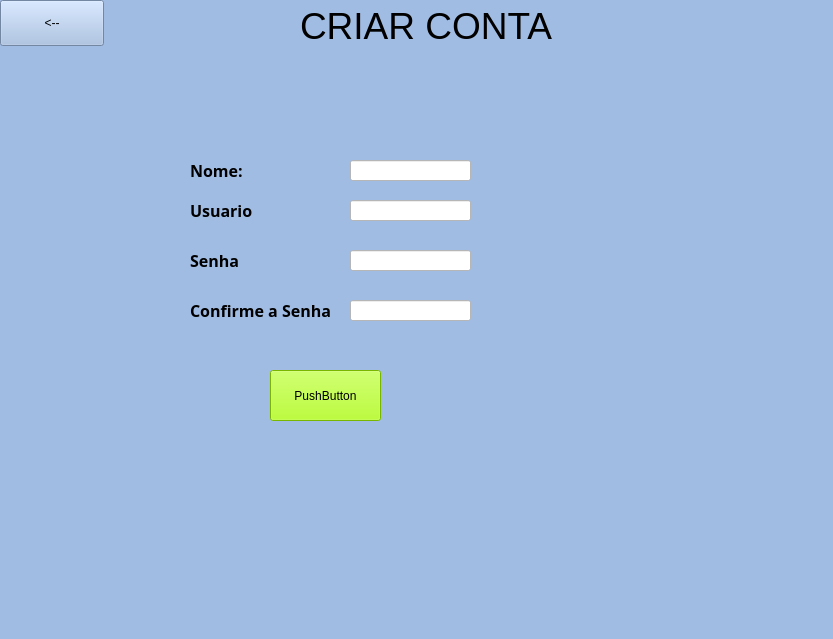
Qt form SYSTEM CONTROL/usuario.ui (victorkok/OPE-Oficina-Mecanica) before a commit.
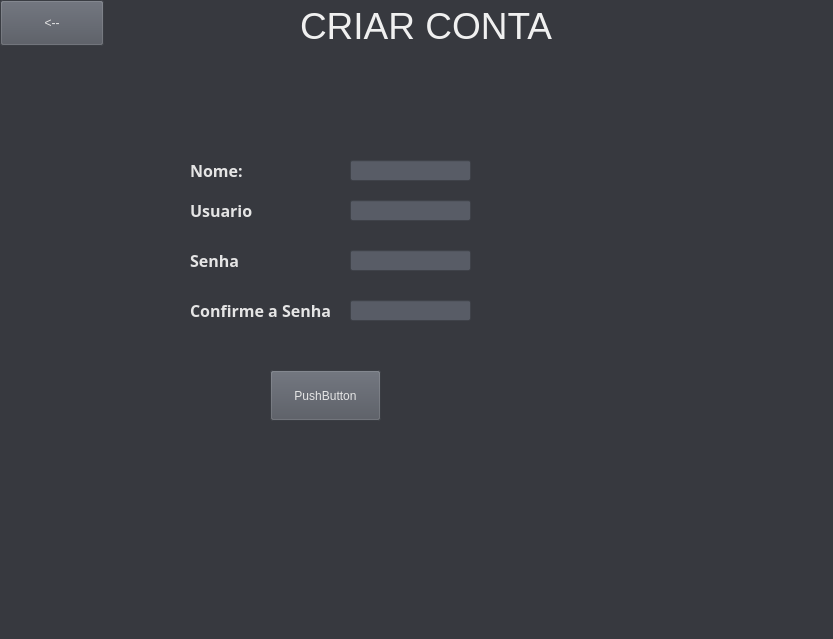
The same form after that commit.

What changed in the file:
```diff
--- a/SYSTEM CONTROL/usuario.ui
+++ b/SYSTEM CONTROL/usuario.ui
@@ -14,7 +14,8 @@
    <string>MainWindow</string>
   </property>
   <property name="styleSheet">
-   <string notr="true">background-color: rgb(161, 188, 227);</string>
+   <string notr="true">background-color : rgb(55, 57, 63);
+color: rgb(229, 229, 229);</string>
   </property>
   <widget class="QWidget" name="centralwidget">
    <widget class="QLabel" name="label_3">
@@ -31,6 +32,9 @@
       <pointsize>28</pointsize>
      </font>
     </property>
+    <property name="styleSheet">
+     <string notr="true">color: rgb(240, 240, 240);</string>
+    </property>
     <property name="text">
      <string>CRIAR CONTA</string>
     </property>
@@ -45,7 +49,7 @@
      </rect>
     </property>
     <property name="styleSheet">
-     <string notr="true">background-color: rgb(255, 255, 255);</string>
+     <string notr="true">background-color: rgb(88, 92, 102);</string>
     </property>
    </widget>
    <widget class="QLabel" name="Produto_2">
@@ -76,8 +80,7 @@
      <bool>false</bool>
     </property>
     <property name="styleSheet">
-     <string notr="true">color: rgb(0, 0, 0);
-</string>
+     <string notr="true">color: rgb(229, 229, 229);</string>
     </property>
     <property name="text">
      <string>Usuario</string>
@@ -114,7 +117,7 @@
      <bool>false</bool>
     </property>
     <property name="styleSheet">
-     <string notr="true">color: rgb(0, 0, 0);
+     <string notr="true">color: rgb(229, 229, 229);
 </string>
     </property>
     <property name="text">
@@ -134,7 +137,7 @@
      </rect>
     </property>
     <property name="styleSheet">
-     <string notr="true">background-color: rgb(255, 255, 255);</string>
+     <string notr="true">background-color: rgb(88, 92, 102);</string>
     </property>
     <property name="echoMode">
      <enum>QLineEdit::Normal</enum>
@@ -167,10 +170,6 @@
     <property name="autoFillBackground">
      <bool>false</bool>
     </property>
-    <property name="styleSheet">
-     <string notr="true">color: rgb(0, 0, 0);
-</string>
-    </property>
     <property name="text">
      <string>Senha</string>
     </property>
@@ -188,7 +187,7 @@
      </rect>
     </property>
     <property name="styleSheet">
-     <string notr="true">background-color: rgb(255, 255, 255);</string>
+     <string notr="true">background-color: rgb(88, 92, 102);</string>
     </property>
     <property name="echoMode">
      <enum>QLineEdit::Password</enum>
@@ -221,10 +220,6 @@
     <property name="autoFillBackground">
      <bool>false</bool>
     </property>
-    <property name="styleSheet">
-     <string notr="true">color: rgb(0, 0, 0);
-</string>
-    </property>
     <property name="text">
      <string>Confirme a Senha</string>
     </property>
@@ -242,7 +237,7 @@
      </rect>
     </property>
     <property name="styleSheet">
-     <string notr="true">background-color: rgb(255, 255, 255);</string>
+     <string notr="true">background-color: rgb(88, 92, 102);</string>
     </property>
     <property name="echoMode">
      <enum>QLineEdit::Password</enum>
@@ -258,7 +253,7 @@
      </rect>
     </property>
     <property name="styleSheet">
-     <string notr="true">background-color: rgb(170, 255, 0);</string>
+     <string notr="true">background-color: rgb(81, 85, 94);</string>
     </property>
     <property name="text">
      <string>PushButton</string>
@@ -300,6 +295,9 @@
       <pointsize>9</pointsize>
      </font>
     </property>
+    <property name="styleSheet">
+     <string notr="true">background-color: rgb(81, 85, 94);</string>
+    </property>
     <property name="text">
      <string>&lt;--</string>
     </property>
```
